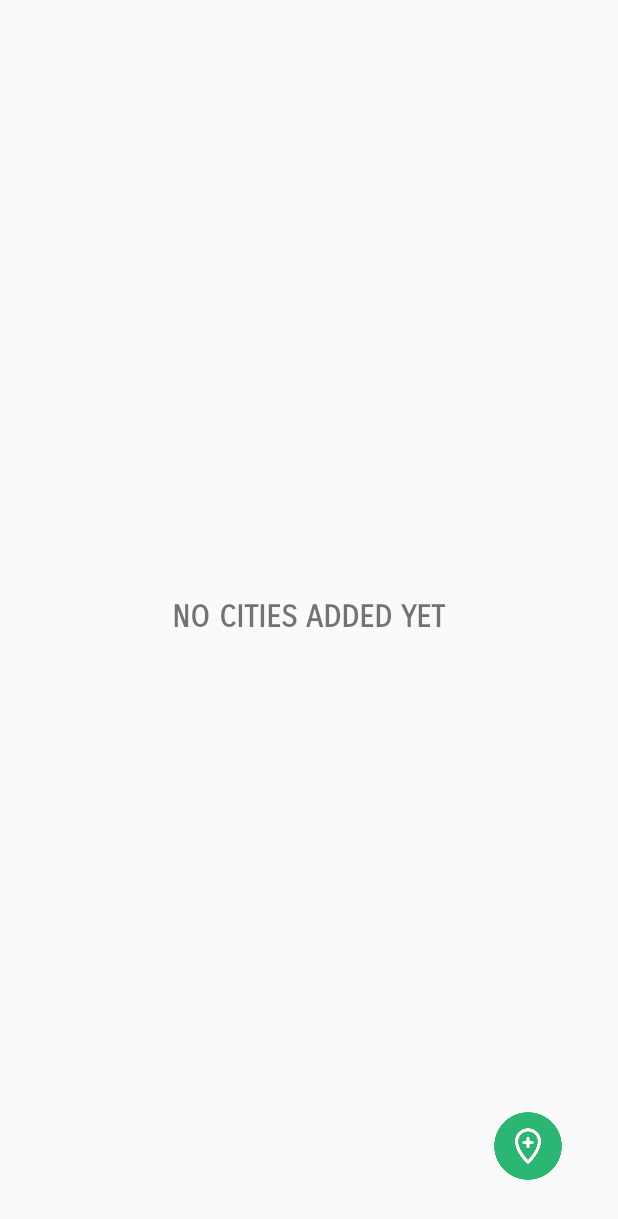
After one commit to MobileComputingPucit/ForecastbyNFG, an Android app: the LocationsActivity screen opened directly, with no data from a screen before it, on a phone screen of 412 x 824 dp. The commit adds this screen. Shown: the top 1219 px of the screen. Run offline under Robolectric (Android 15) with nearby library versions, the phone set to English and light mode, and no system bars.

Commit message:
This commit has following data:
 - Add New Location Activity
 - Location RecyclerView Adapter
 - SQLITE READ OPERATION

```diff
--- a/app/build.gradle
+++ b/app/build.gradle
@@ -26,8 +26,8 @@ dependencies {
     })
     compile 'com.android.support:appcompat-v7:26.+'
     compile 'com.android.support.constraint:constraint-layout:1.0.2'
-    testCompile 'junit:junit:4.12'
     compile 'com.google.android.gms:play-services-location:11.0.0'
     compile 'com.mcxiaoke.volley:library:1.0.18'
     compile 'com.android.support:recyclerview-v7:26.+'
+    testCompile 'junit:junit:4.12'
 }
--- a/app/src/main/AndroidManifest.xml
+++ b/app/src/main/AndroidManifest.xml
@@ -3,7 +3,8 @@
     package="pk.edu.pucit.bcsf14m529.farazmazhar.forecastbynfg">
 
     <uses-permission android:name="android.permission.ACCESS_FINE_LOCATION" />
-    <uses-permission android:name="android.permission.INTERNET"/>
+    <uses-permission android:name="android.permission.INTERNET" />
+
     <application
         android:allowBackup="true"
         android:icon="@mipmap/ic_launcher"
@@ -19,7 +20,8 @@
             </intent-filter>
         </activity>
         <activity android:name=".addCityActivity" />
-        <activity android:name=".settings"></activity>
+        <activity android:name=".settings" />
+        <activity android:name=".LocationsActivity"></activity>
     </application>
 
 </manifest>
--- a/app/src/main/java/pk/edu/pucit/bcsf14m529/farazmazhar/forecastbynfg/DatabaseHandler.java
+++ b/app/src/main/java/pk/edu/pucit/bcsf14m529/farazmazhar/forecastbynfg/DatabaseHandler.java
@@ -5,6 +5,8 @@ import android.content.Context;
 import android.database.Cursor;
 import android.database.sqlite.SQLiteDatabase;
 import android.database.sqlite.SQLiteOpenHelper;
+import android.widget.ArrayAdapter;
+
 import java.util.ArrayList;
 import java.util.List;
 
@@ -119,9 +121,9 @@ public class DatabaseHandler extends SQLiteOpenHelper {
 
 
 
-    public List<City> getAllCities()
+    public ArrayList<City> getAllCities()
     {
-        List<City> cityList = new ArrayList<City>();
+        ArrayList<City> cityList = new ArrayList<City>();
 
         String selectQuery = "SELECT * FROM " + CITY_TABLE_NAME;
 
--- /dev/null
+++ b/app/src/main/java/pk/edu/pucit/bcsf14m529/farazmazhar/forecastbynfg/LocationsActivity.java
@@ -0,0 +1,108 @@
+package pk.edu.pucit.bcsf14m529.farazmazhar.forecastbynfg;
+
+import android.os.Handler;
+import android.support.v4.widget.SwipeRefreshLayout;
+import android.support.v7.app.AppCompatActivity;
+import android.os.Bundle;
+import android.support.v7.widget.LinearLayoutManager;
+import android.support.v7.widget.RecyclerView;
+import android.view.View;
+import android.widget.ImageView;
+import android.widget.TextView;
+import android.widget.Toast;
+
+import java.util.ArrayList;
+
+public class LocationsActivity extends AppCompatActivity implements View.OnClickListener{
+
+
+    DatabaseHandler db;
+    RecyclerView recyclerView;
+    ImageView addNewLocaiton_btn;
+    TextView popUpTexrView;
+
+    SwipeRefreshLayout swipeRefreshLayout;
+    locationMenuAdapter adapter;
+
+    ArrayList<City> locationArrayList =null;
+
+
+    @Override
+    protected void onCreate(Bundle savedInstanceState) {
+        super.onCreate(savedInstanceState);
+        setContentView(R.layout.activity_locations);
+
+        createWidget();
+        initializeObject();
+
+        popUpTexrView.setVisibility(View.INVISIBLE);
+
+        LinearLayoutManager linearLayoutManager = new LinearLayoutManager(getApplicationContext(),LinearLayoutManager.VERTICAL,false);
+        recyclerView.setLayoutManager(linearLayoutManager);
+        recyclerView.setAdapter(adapter);
+
+        retrieveAllCitiesFromLocalDB();
+
+
+        swipeRefreshLayout.setOnRefreshListener(new SwipeRefreshLayout.OnRefreshListener() {
+            @Override
+            public void onRefresh() {
+
+                Toast.makeText(getApplicationContext(),"Refreshing ...", Toast.LENGTH_LONG).show();
+                swipeRefreshLayout.setRefreshing(true);
+                Handler handler=new Handler();
+                handler.postDelayed(new Runnable() {
+                    @Override
+                    public void run() {
+                        swipeRefreshLayout.setRefreshing(false);
+                        retrieveAllCitiesFromLocalDB();
+                    }
+                },3000);
+            }
+        });
+
+
+    }
+
+
+    private void retrieveAllCitiesFromLocalDB()
+    {
+        locationArrayList = db.getAllCities();
+
+        if(locationArrayList.size() ==0)
+        {
+            popUpTexrView.setVisibility(View.VISIBLE);
+            return;
+        }
+
+        adapter.updateRecord(locationArrayList);
+        Toast.makeText(getApplicationContext(),"Updated ... ", Toast.LENGTH_SHORT).show();
+    }
+
+
+    private void createWidget()
+    {
+
+        recyclerView = (RecyclerView) findViewById(R.id.recyclerView_locations_xml);
+        addNewLocaiton_btn = (ImageView) findViewById(R.id.addNewLocation_imageView_xml);
+        popUpTexrView = (TextView) findViewById(R.id.popUp_textView_xml);
+        swipeRefreshLayout = (SwipeRefreshLayout) findViewById(R.id.swiperefresh_location_xml);
+
+    }
+
+    private void initializeObject()
+    {
+        locationArrayList = new ArrayList<>();
+        db = new DatabaseHandler(this);
+        adapter = new locationMenuAdapter(getApplicationContext(), locationArrayList);
+    }
+
+    @Override
+    public void onClick(View view)
+    {
+        if(view.getId() == R.id.addNewLocation_imageView_xml)
+        {
+
+        }
+    }
+}
--- /dev/null
+++ b/app/src/main/java/pk/edu/pucit/bcsf14m529/farazmazhar/forecastbynfg/locationMenuAdapter.java
@@ -0,0 +1,80 @@
+package pk.edu.pucit.bcsf14m529.farazmazhar.forecastbynfg;
+
+import android.content.Context;
+import android.support.v7.widget.RecyclerView;
+import android.view.LayoutInflater;
+import android.view.View;
+import android.view.ViewGroup;
+import android.widget.TextView;
+import java.util.ArrayList;
+
+/**
+ * Created by hassan on 26-Jan-18.
+ */
+
+public class locationMenuAdapter  extends RecyclerView.Adapter<locationMenuAdapter.ViewChildLocation> {
+
+    private ArrayList<City> menuData;
+    private LayoutInflater layoutInflater;
+    Context context;
+
+
+    public locationMenuAdapter(Context context, ArrayList<City> menuData)
+    {
+        this.menuData = menuData;
+        this.context = context;
+        layoutInflater = LayoutInflater.from(context);
+    }
+
+    @Override
+    public long getItemId(int i) {
+        return i;
+    }
+
+    @Override
+    public ViewChildLocation onCreateViewHolder(ViewGroup parent, int viewType) {
+        View view = layoutInflater.inflate(R.layout.location_list_row_layout, parent, false);
+        ViewChildLocation viewHolder = new ViewChildLocation(view);
+        return viewHolder;
+    }
+
+    @Override
+    public void onBindViewHolder(ViewChildLocation holder, int i) {
+
+        final ViewChildLocation localHolder=holder;
+
+        holder.cityName.setText(menuData.get(i).getName());
+        holder.counteryName.setText(menuData.get(i).getCountry());
+
+    }
+
+
+
+    public void updateRecord(ArrayList<City> data)
+    {
+        this.menuData = data;
+        notifyDataSetChanged();
+    }
+
+    public int getItemCount() {
+        return menuData.size();
+    }
+
+    public class ViewChildLocation extends RecyclerView.ViewHolder {
+
+        TextView cityName;
+        TextView counteryName;
+
+
+        private ViewChildLocation(View itemView)
+        {
+            super(itemView);
+
+            cityName = itemView.findViewById(R.id.cityName_location_listRow_xml);
+            counteryName = itemView.findViewById(R.id.country_location_listRow_xml);
+
+        }
+
+    }
+
+}
--- /dev/null
+++ b/app/src/main/res/layout/activity_locations.xml
@@ -0,0 +1,44 @@
+<?xml version="1.0" encoding="utf-8"?>
+<RelativeLayout
+    xmlns:android="http://schemas.android.com/apk/res/android"
+    xmlns:tools="http://schemas.android.com/tools"
+    android:layout_width="match_parent"
+    android:layout_height="match_parent"
+    tools:context="pk.edu.pucit.bcsf14m529.farazmazhar.forecastbynfg.LocationsActivity">
+
+    <android.support.v4.widget.SwipeRefreshLayout
+        xmlns:android="http://schemas.android.com/apk/res/android"
+        android:id="@+id/swiperefresh_location_xml"
+        android:layout_width="match_parent"
+        android:layout_height="match_parent">
+
+
+            <android.support.v7.widget.RecyclerView
+                android:layout_width="fill_parent"
+                android:id="@+id/recyclerView_locations_xml"
+                android:layout_height="wrap_content">
+
+            </android.support.v7.widget.RecyclerView>
+
+    </android.support.v4.widget.SwipeRefreshLayout>
+    <ImageView
+        android:layout_width="60dp"
+        android:layout_height="60dp"
+        android:layout_alignParentBottom="true"
+        android:layout_alignParentEnd="true"
+        android:clickable="true"
+        android:id="@+id/addNewLocation_imageView_xml"
+        android:src="@drawable/add_location_icon"
+        android:layout_margin="30dp"/>
+
+    <TextView
+        android:layout_width="wrap_content"
+        android:layout_height="wrap_content"
+        android:layout_centerInParent="true"
+        android:text="NO CITIES ADDED YET"
+        android:fontFamily="sans-serif-smallcaps"
+        android:textSize="20dp"
+        android:id="@+id/popUp_textView_xml"
+        android:textStyle="bold"/>
+
+</RelativeLayout>
```
Also changed, not shown: app/src/main/java/pk/edu/pucit/bcsf14m529/farazmazhar/forecastbynfg/MainActivity.java (+19 -7 lines), app/src/main/res/layout/activity_main.xml (+6 -26 lines), app/src/main/res/layout/location_list_row_layout.xml (added, +34 -0 lines), app/src/main/res/drawable/add_location_icon.png (added), app/src/main/res/drawable/location_sec.png (added), app/src/main/res/drawable/search_location.png (added).
